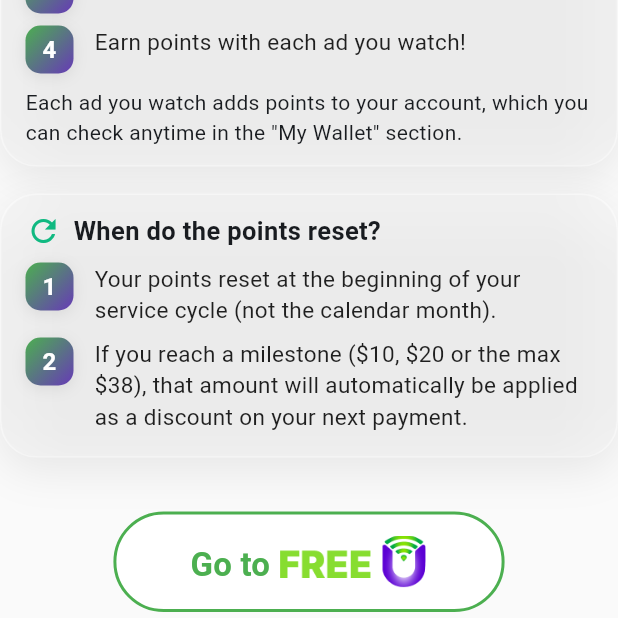
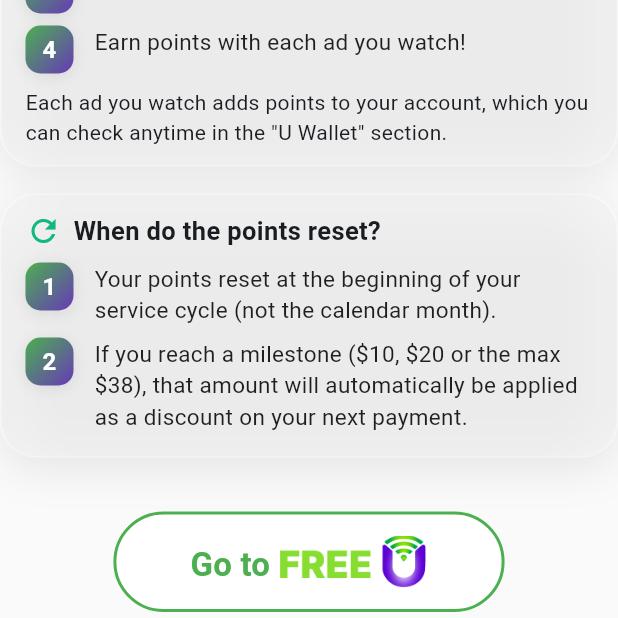
Before and after one commit to CB-Luna/uwifi_uwifi_mobile_app, a Flutter app: the HomePage screen opened by its route, scrolled down 99 dp, after a tap on "See More", on a phone screen of 412 x 824 dp, the part 618-1236 px from its top. Run offline on Flutter 3.47's test engine with Material 3 defaults, Android fonts, the phone set to English and light mode, and no system bars; our stand-ins replace animated_toggle_switch, bloc, cached_network_image, dartz, equatable, flutter_bloc and 18 more; missing offline and left inert: flutter_internet_speed_test; accounts and stored records are empty; network calls fail; project files that could hold a hidden picture were left out.

Commit message:
Invierto el progess indicator de los videos

```diff
--- a/lib/features/home/presentation/widgets/navigation/floating_nav_bar.dart
+++ b/lib/features/home/presentation/widgets/navigation/floating_nav_bar.dart
@@ -36,7 +36,7 @@
           _buildNavItem(
             context: context,
             icon: MyFlutterApp.u,
-            label: 'Videos',
+            label: 'Free U',
             index: 0,
             isSelected: currentIndex == 0,
           ),
--- a/lib/features/home/presentation/widgets/services/free_u_info_page.dart
+++ b/lib/features/home/presentation/widgets/services/free_u_info_page.dart
@@ -106,7 +106,7 @@
                         ]),
                         SizedBox(height: 5),
                         Text(
-                          'Each ad you watch adds points to your account, which you can check anytime in the "My Wallet" section.',
+                          'Each ad you watch adds points to your account, which you can check anytime in the "U Wallet" section.',
                           style: TextStyle(fontSize: 14),
                         ),
                       ],
--- a/lib/features/profile/presentation/pages/profile_page.dart
+++ b/lib/features/profile/presentation/pages/profile_page.dart
@@ -191,7 +191,7 @@
                               const SizedBox(height: 12),
                               _ProfileOption(
                                 icon: Icons.account_balance_wallet_outlined,
-                              label: 'My Wallet',
+                                label: 'U Wallet',
                                 onTap: () {
                                   Navigator.of(
                                     context,
--- a/lib/features/videos/presentation/widgets/progressindicator/video_progress_indicator_minimal.dart
+++ b/lib/features/videos/presentation/widgets/progressindicator/video_progress_indicator_minimal.dart
@@ -229,12 +229,17 @@
             SizedBox(
               width: widget.size,
               height: widget.size,
+              child: Transform(
+                // Aplicar una transformación para invertir la dirección
+                alignment: Alignment.center,
+                transform: Matrix4.rotationY(3.14159), // Rotar en el eje Y (pi radianes)
                 child: CircularProgressIndicator(
                   value: _progress,
                   strokeWidth: widget.strokeWidth,
                   backgroundColor: widget.backgroundColor,
                   valueColor: AlwaysStoppedAnimation<Color>(widget.progressColor),
                   strokeCap: StrokeCap.round,
+                ),
               ),
             ),
 
```
Also changed, not shown: lib/features/profile/presentation/widgets/mywallet/wallet_page.dart (+5 -2 lines). Lines whose indentation alone changed are shown as unchanged.
